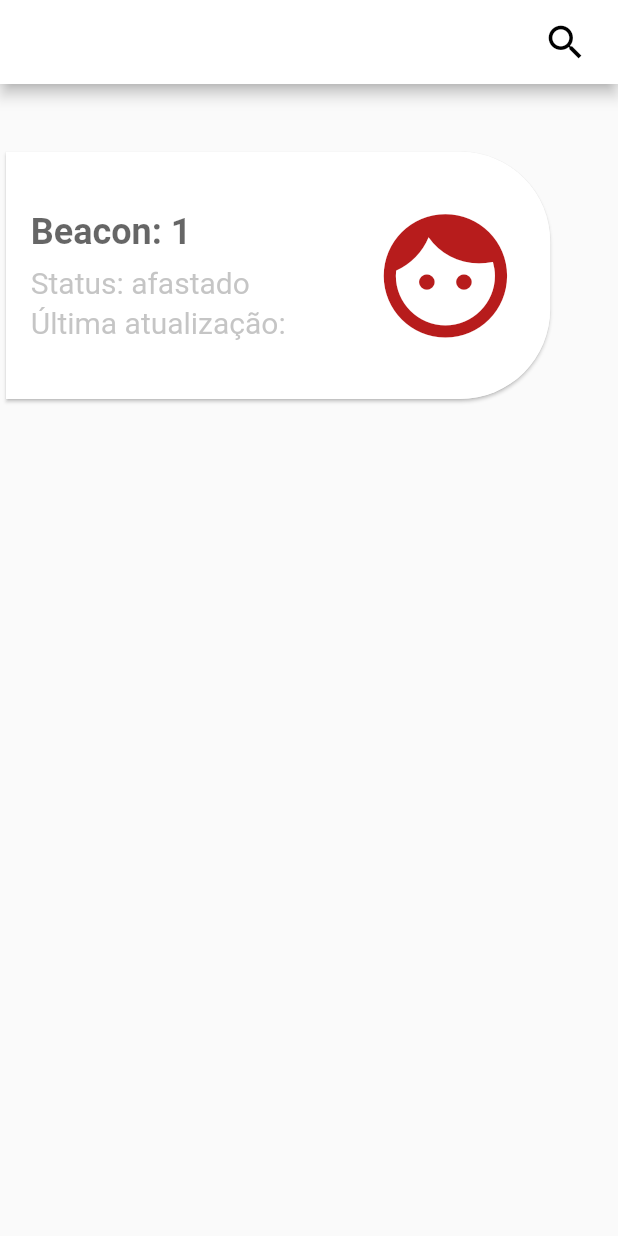
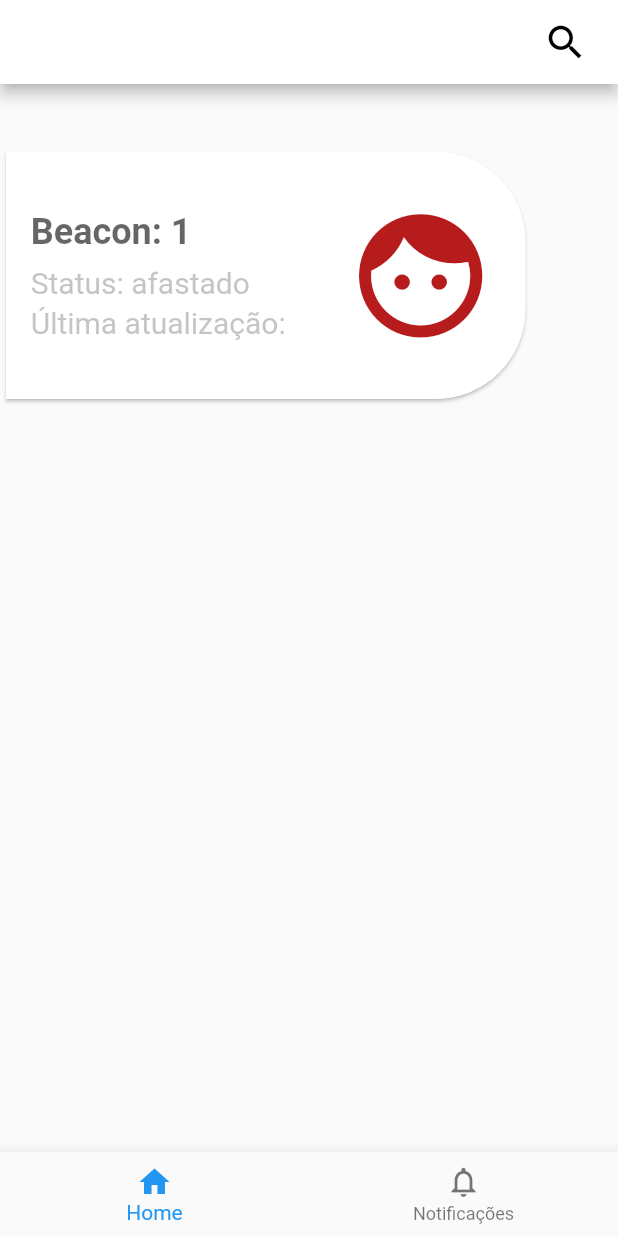
Before and after one commit to Marcoslima016/treinamento_flutter, a Flutter app: the screen it shows after launch, on a phone screen of 412 x 824 dp. Run offline on Flutter 3.47's test engine with Material 2 defaults, Android fonts, the phone set to English and light mode, and no system bars; our stand-ins replace email_validator, flutter_mobx, mobx; missing offline and left inert: flutter_beacon; generated files the repository leaves out were written again.

Commit message:
Backup 16:50 - Pre organizacao de pastas

```diff
--- a/lib/main.dart
+++ b/lib/main.dart
@@ -1,3 +1,4 @@
+import 'package:app_treinamento/pages/start/start.view.dart';
 import 'package:app_treinamento/pages/status_beacons/status_beacons.view.dart';
 import 'package:flutter/material.dart';
 
@@ -15,7 +16,7 @@ class MyApp extends StatelessWidget {
         primarySwatch: Colors.blue,
         // visualDensity: VisualDensity.adaptivePlatformDensity,
       ),
-      home: StatusBeaconView(),
+      home: StartView(),
 
       // LoginView(
       //   title: "Aplicativo Treinamento",
--- /dev/null
+++ b/lib/pages/start/logica/bottom_bar/bottom_bar.logic.dart
@@ -0,0 +1,34 @@
+import 'package:app_treinamento/pages/start/widgets/bottom_bar_item.dart';
+import 'package:app_treinamento/pages/status_beacons/status_beacons.view.dart';
+import 'package:flutter/material.dart';
+
+class BottomBarLogic {
+  int currentIndex = 0;
+
+  //Lista de itens que compoe o bottom navigation bar
+  var items = [
+    barItem(
+      Icons.home,
+      "Home",
+    ),
+    barItem(
+      Icons.notifications_none,
+      "Notificações",
+    ),
+  ];
+
+//Lista de paginas
+  final bodyList = [
+    StatusBeaconView(),
+    NotifyView(),
+  ];
+}
+
+class NotifyView extends StatelessWidget {
+  @override
+  Widget build(BuildContext context) {
+    return Container(
+      child: Text("Notificacoes!!!!!!!!"),
+    );
+  }
+}
--- /dev/null
+++ b/lib/pages/start/start.view.dart
@@ -0,0 +1,50 @@
+import 'package:app_treinamento/pages/start/logica/bottom_bar/bottom_bar.logic.dart';
+import 'package:flutter/material.dart';
+
+//
+class StartView extends StatefulWidget {
+  @override
+  _StartViewState createState() => _StartViewState();
+}
+
+class _StartViewState extends State<StartView> {
+  BottomBarLogic bottomBarLogic = BottomBarLogic();
+
+  void onTapMenu(int index) {
+    setState(() {
+      bottomBarLogic.currentIndex = index;
+    });
+  }
+
+  @override
+  Widget build(BuildContext context) {
+    return Scaffold(
+      //=================================== BODY ===================================
+      body: //------------- TRATAR BOTAO VOLTAR --------------
+          new WillPopScope(
+        onWillPop: () async {
+          return false;
+        },
+        //-------------------- PAGINA --------------------
+        child: Stack(
+          children: <Widget>[
+            IndexedStack(
+              index: bottomBarLogic.currentIndex,
+              children: bottomBarLogic.bodyList,
+            ),
+          ],
+        ),
+      ),
+
+      //=================================== BOTTOM BAR ===================================
+
+      bottomNavigationBar: BottomNavigationBar(
+        type: BottomNavigationBarType.fixed,
+        elevation: 9,
+        items: bottomBarLogic.items,
+        currentIndex: bottomBarLogic.currentIndex,
+        onTap: onTapMenu,
+      ),
+    );
+  }
+}
--- /dev/null
+++ b/lib/pages/start/widgets/bottom_bar_item.dart
@@ -0,0 +1,69 @@
+import 'package:flutter/material.dart';
+
+BottomNavigationBarItem barItem(IconData icon, titulo) {
+  return BottomNavigationBarItem(
+    icon: new Stack(
+      children: <Widget>[
+        //------------- ICONE -------------
+
+        Center(
+          child: Icon(
+            icon,
+            //color: Colors.grey.withOpacity(0.5),
+          ),
+        ),
+
+        //------------- BADGE -------------
+        // Badge(
+        //   // bottomNavStore: store,
+        //   titulo: titulo,
+        // )
+      ],
+    ),
+
+    //------------- TITULO -------------
+    title: Text(
+      titulo,
+      // style: TextStyle(
+      //   color: Colors.grey.withOpacity(0.5),
+      // ),
+    ),
+  );
+}
+
+//============================= STATELESS BADGE =============================
+class Badge extends StatelessWidget {
+  Badge({
+    this.titulo,
+    // this.bottomNavStore,
+  });
+
+  var titulo = "";
+  // BottomNavStore bottomNavStore = BottomNavStore();
+
+  @override
+  Widget build(BuildContext context) {
+    return Positioned(
+      right: 0,
+      child: new Container(
+        padding: EdgeInsets.all(1),
+        decoration: new BoxDecoration(
+          color: Colors.transparent,
+          borderRadius: BorderRadius.circular(6),
+        ),
+        constraints: BoxConstraints(
+          minWidth: 12,
+          minHeight: 12,
+        ),
+        child: new Text(
+          ' ',
+          style: new TextStyle(
+            color: Colors.white,
+            fontSize: 8,
+          ),
+          textAlign: TextAlign.center,
+        ),
+      ),
+    );
+  }
+}
--- a/lib/pages/status_beacons/widgets/card_beacon.wid.dart
+++ b/lib/pages/status_beacons/widgets/card_beacon.wid.dart
@@ -25,14 +25,18 @@ class CardBeacon extends StatelessWidget {
           ),
           Container(
             margin: EdgeInsets.only(
-              right: w * 10,
+              right: w * 14,
             ),
             child: Card(
               shape: RoundedRectangleBorder(
-                side: BorderSide(color: Colors.white70, width: 1),
+                side: BorderSide(
+                  color: Colors.white70,
+                  width: 1,
+                ),
                 borderRadius: BorderRadius.only(
-                    bottomRight: Radius.circular(60),
-                    topRight: Radius.circular(60)),
+                  bottomRight: Radius.circular(60),
+                  topRight: Radius.circular(60),
+                ),
               ),
               child: Padding(
                 padding: EdgeInsets.only(
```
